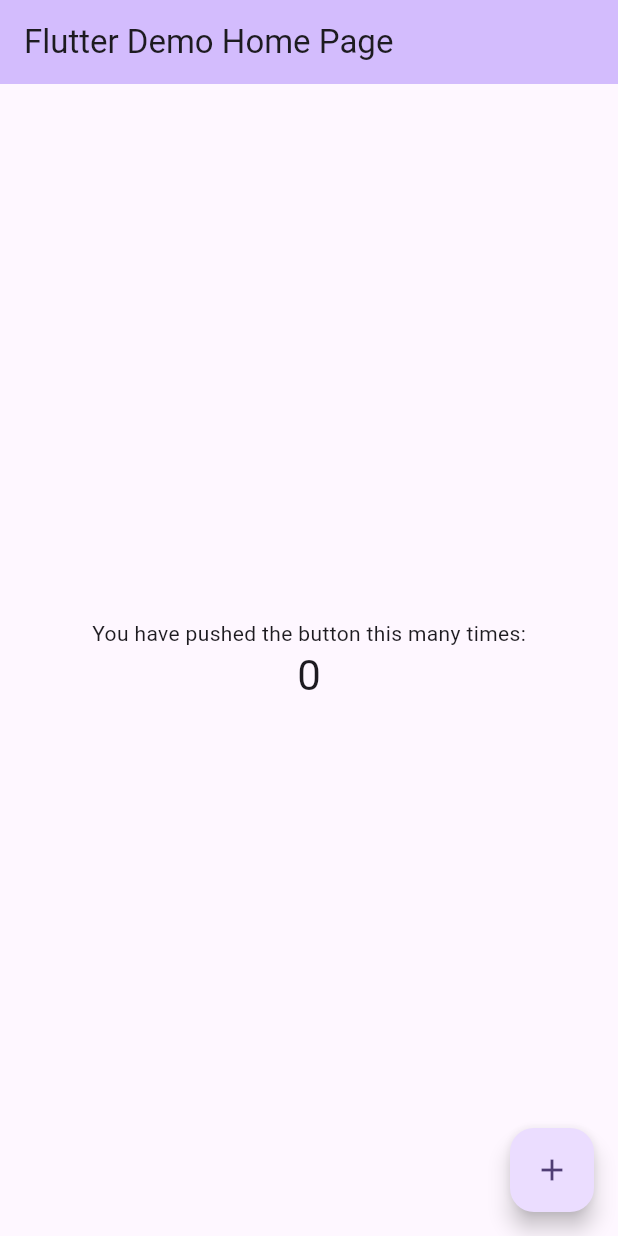
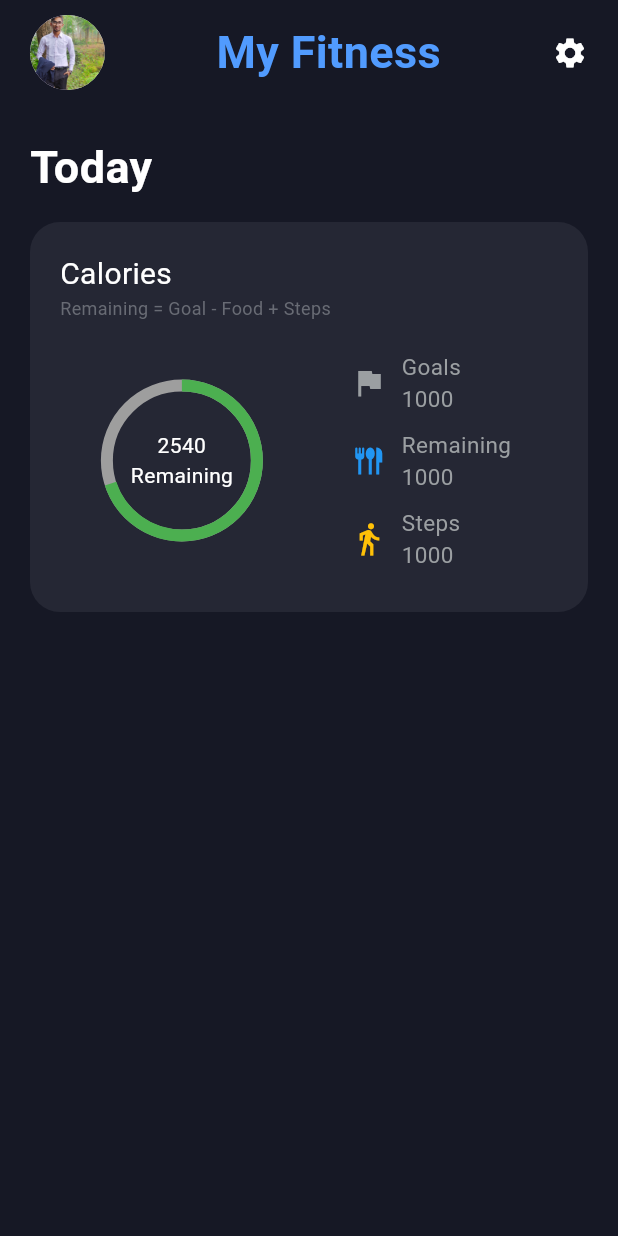
Before and after one commit to armanurrashid/MyFitness_App, a Flutter app: the screen it shows after launch, on a phone screen of 412 x 824 dp. Run offline on Flutter 3.47's test engine with Material 3 defaults, Android fonts, the phone set to English and light mode, and no system bars.

Commit message:
Dashboard summary card, appbar

```diff
--- /dev/null
+++ b/lib/colorList/colorList.dart
@@ -0,0 +1,17 @@
+import 'dart:ui';
+
+final Color blackBackground = Color(0xFF161825);
+final Color appTitle = Color(0xFF519BFE);
+final Color cardColor = Color(0xFF252734);
+final Color subHeading = Color(0xFF686B74);
+final Color iconColor = Color(0xFF9B9FA2);
+
+final Color background = Color(0xFFfafafc);
+final Color menu1Color = Color(0xFFf9d263);
+final Color menu2Color = Color(0xFFf2603d);
+final Color tabVarViewColor = Color(0xFFfdfdfd);
+final Color starColor = Color(0xFFfdc746);
+final Color subTitleText = Color(0xFFc5c4ca);
+final Color loveColor = Color(0xFFfdc746);
+final Color audioBlueBackground = Color(0xFFeeeffa);
+final Color audioGreyBackground = Color(0xFFf2f2f2);
--- a/lib/main.dart
+++ b/lib/main.dart
@@ -1,4 +1,5 @@
 import 'package:flutter/material.dart';
+import 'package:my_fitness/views/dashboard.dart';
 
 void main() {
   runApp(const MyApp());
@@ -12,114 +13,8 @@ class MyApp extends StatelessWidget {
   Widget build(BuildContext context) {
     return MaterialApp(
       title: 'Flutter Demo',
-      theme: ThemeData(
-        // This is the theme of your application.
-        //
-        // TRY THIS: Try running your application with "flutter run". You'll see
-        // the application has a purple toolbar. Then, without quitting the app,
-        // try changing the seedColor in the colorScheme below to Colors.green
-        // and then invoke "hot reload" (save your changes or press the "hot
-        // reload" button in a Flutter-supported IDE, or press "r" if you used
-        // the command line to start the app).
-        //
-        // Notice that the counter didn't reset back to zero; the application
-        // state is not lost during the reload. To reset the state, use hot
-        // restart instead.
-        //
-        // This works for code too, not just values: Most code changes can be
-        // tested with just a hot reload.
-        colorScheme: ColorScheme.fromSeed(seedColor: Colors.deepPurple),
-        useMaterial3: true,
-      ),
-      home: const MyHomePage(title: 'Flutter Demo Home Page'),
+      debugShowCheckedModeBanner: false,
+      home: const DashboardScreen(),
     );
   }
 }
-
-class MyHomePage extends StatefulWidget {
-  const MyHomePage({super.key, required this.title});
-
-  // This widget is the home page of your application. It is stateful, meaning
-  // that it has a State object (defined below) that contains fields that affect
-  // how it looks.
-
-  // This class is the configuration for the state. It holds the values (in this
-  // case the title) provided by the parent (in this case the App widget) and
-  // used by the build method of the State. Fields in a Widget subclass are
-  // always marked "final".
-
-  final String title;
-
-  @override
-  State<MyHomePage> createState() => _MyHomePageState();
-}
-
-class _MyHomePageState extends State<MyHomePage> {
-  int _counter = 0;
-
-  void _incrementCounter() {
-    setState(() {
-      // This call to setState tells the Flutter framework that something has
-      // changed in this State, which causes it to rerun the build method below
-      // so that the display can reflect the updated values. If we changed
-      // _counter without calling setState(), then the build method would not be
-      // called again, and so nothing would appear to happen.
-      _counter++;
-    });
-  }
-
-  @override
-  Widget build(BuildContext context) {
-    // This method is rerun every time setState is called, for instance as done
-    // by the _incrementCounter method above.
-    //
-    // The Flutter framework has been optimized to make rerunning build methods
-    // fast, so that you can just rebuild anything that needs updating rather
-    // than having to individually change instances of widgets.
-    return Scaffold(
-      appBar: AppBar(
-        // TRY THIS: Try changing the color here to a specific color (to
-        // Colors.amber, perhaps?) and trigger a hot reload to see the AppBar
-        // change color while the other colors stay the same.
-        backgroundColor: Theme.of(context).colorScheme.inversePrimary,
-        // Here we take the value from the MyHomePage object that was created by
-        // the App.build method, and use it to set our appbar title.
-        title: Text(widget.title),
-      ),
-      body: Center(
-        // Center is a layout widget. It takes a single child and positions it
-        // in the middle of the parent.
-        child: Column(
-          // Column is also a layout widget. It takes a list of children and
-          // arranges them vertically. By default, it sizes itself to fit its
-          // children horizontally, and tries to be as tall as its parent.
-          //
-          // Column has various properties to control how it sizes itself and
-          // how it positions its children. Here we use mainAxisAlignment to
-          // center the children vertically; the main axis here is the vertical
-          // axis because Columns are vertical (the cross axis would be
-          // horizontal).
-          //
-          // TRY THIS: Invoke "debug painting" (choose the "Toggle Debug Paint"
-          // action in the IDE, or press "p" in the console), to see the
-          // wireframe for each widget.
-          mainAxisAlignment: MainAxisAlignment.center,
-          children: <Widget>[
-            const Text(
-              'You have pushed the button this many times:',
-            ),
-            Text(
-              '$_counter',
-              style: Theme.of(context).textTheme.headlineMedium,
-            ),
-          ],
-        ),
-      ),
-      floatingActionButton: FloatingActionButton(
-        onPressed: _incrementCounter,
-        tooltip: 'Increment',
-        child: const Icon(Icons.add),
-      ), // This trailing comma makes auto-formatting nicer for build methods.
-    );
-  }
-}
--- /dev/null
+++ b/lib/views/dashboard.dart
@@ -0,0 +1,209 @@
+import 'package:flutter/material.dart';
+import 'package:my_fitness/colorList/colorList.dart' as app_colors;
+
+class DashboardScreen extends StatefulWidget {
+  const DashboardScreen({super.key});
+
+  @override
+  State<DashboardScreen> createState() => _DashboardScreenState();
+}
+
+class _DashboardScreenState extends State<DashboardScreen> {
+  @override
+  Widget build(BuildContext context) {
+    var screenWidth = MediaQuery.of(context).size.width;
+    return Scaffold(
+      backgroundColor: app_colors.blackBackground,
+      body: SafeArea(
+          child: Column(
+        children: [
+          Container(
+            margin: EdgeInsets.only(left: 20, right: 20, top: 10),
+            child: Row(
+              mainAxisAlignment: MainAxisAlignment.spaceBetween,
+              children: [
+                CircleAvatar(
+                  radius: 25,
+                  backgroundImage: AssetImage('assets/image/arman.jpg'),
+                ),
+                Text(
+                  "My Fitness",
+                  style: TextStyle(
+                      fontWeight: FontWeight.bold,
+                      fontSize: 30,
+                      color: app_colors.appTitle),
+                ),
+                Icon(
+                  Icons.settings,
+                  color: Colors.white,
+                )
+              ],
+            ),
+          ),
+          SizedBox(height: 10),
+          Row(
+            children: [
+              Container(
+                margin: const EdgeInsets.only(left: 20, top: 20),
+                child: Text(
+                  "Today",
+                  style: TextStyle(
+                      fontSize: 30,
+                      color: Colors.white,
+                      fontWeight: FontWeight.bold),
+                ),
+              )
+            ],
+          ),
+          SizedBox(height: 15),
+          Row(
+            children: [
+              Expanded(
+                child: Container(
+                  margin: const EdgeInsets.symmetric(horizontal: 20),
+                  width: screenWidth,
+                  height: 260,
+                  decoration: BoxDecoration(
+                    color: app_colors.cardColor,
+                    borderRadius: BorderRadius.circular(20),
+                  ),
+                  child: Padding(
+                    padding: const EdgeInsets.all(20.0),
+                    child: Column(
+                      crossAxisAlignment: CrossAxisAlignment.start,
+                      children: [
+                        Text(
+                          "Calories",
+                          style: TextStyle(
+                            color: Colors.white,
+                            fontSize: 20,
+                          ),
+                        ),
+                        Text(
+                          "Remaining = Goal - Food + Steps",
+                          style: TextStyle(
+                            color: app_colors.subHeading,
+                            fontSize: 12,
+                          ),
+                        ),
+                        SizedBox(
+                          height: 20,
+                        ),
+                        Row(
+                          mainAxisAlignment: MainAxisAlignment.spaceAround,
+                          children: [
+                            Center(
+                              child: Column(
+                                children: [
+                                  Stack(
+                                      alignment: Alignment.center,
+                                      children: [
+                                    SizedBox(
+                                      height: 100,
+                                      width: 100,
+                                      child: CircularProgressIndicator(
+                                        value: 0.7, // Progress as a fraction of the total (70%)
+                                        backgroundColor: Colors.grey,
+                                        valueColor: AlwaysStoppedAnimation<Color>(Colors.green),
+                                        strokeWidth: 8,
+                                      ),
+                                    ),
+                                    Text(
+                                      "2540\nRemaining",
+                                      textAlign: TextAlign.center,
+                                      style: TextStyle(
+                                        fontSize: 14,
+                                        color: Colors.white,
+                                      ),
+                                    ),
+                                  ]),
+                                ],
+                              ),
+                            ),
+                            Column(
+                              crossAxisAlignment: CrossAxisAlignment
+                                  .start, // Optional: aligns rows left
+                              children: [
+                                Row(
+                                  children: [
+                                    Icon(Icons.flag,
+                                        color: app_colors.iconColor),
+                                    SizedBox(width: 10),
+                                    Column(
+                                      crossAxisAlignment:
+                                          CrossAxisAlignment.start,
+                                      children: [
+                                        Text("Goals",
+                                            style: TextStyle(
+                                                color: app_colors.iconColor,
+                                                fontSize: 15)),
+                                        Text("1000",
+                                            style: TextStyle(
+                                                color: app_colors.iconColor,
+                                                fontSize: 15)),
+                                      ],
+                                    ),
+                                  ],
+                                ),
+                                SizedBox(height: 10), // spacing between rows
+
+                                Row(
+                                  children: [
+                                    Icon(Icons.flatware,
+                                        color: Colors.blue),
+                                    SizedBox(width: 10),
+                                    Column(
+                                      crossAxisAlignment:
+                                          CrossAxisAlignment.start,
+                                      children: [
+                                        Text("Remaining",
+                                            style: TextStyle(
+                                                color: app_colors.iconColor,
+                                                fontSize: 15)),
+                                        Text("1000",
+                                            style: TextStyle(
+                                                color: app_colors.iconColor,
+                                                fontSize: 15)),
+                                      ],
+                                    ),
+                                  ],
+                                ),
+                                SizedBox(height: 10),
+
+                                Row(
+                                  children: [
+                                    Icon(Icons.directions_walk,
+                                        color: Colors.amber),
+                                    SizedBox(width: 10),
+                                    Column(
+                                      crossAxisAlignment:
+                                          CrossAxisAlignment.start,
+                                      children: [
+                                        Text("Steps",
+                                            style: TextStyle(
+                                                color: app_colors.iconColor,
+                                                fontSize: 15)),
+                                        Text("1000",
+                                            style: TextStyle(
+                                                color: app_colors.iconColor,
+                                                fontSize: 15)),
+                                      ],
+                                    ),
+                                  ],
+                                ),
+                              ],
+                            )
+                          ],
+                        )
+                      ],
+                    ),
+                  ),
+                ),
+              )
+            ],
+          )
+        ],
+      )),
+    );
+  }
+}
```
Also changed, not shown: pubspec.yaml (+6 -2 lines), assets/image/arman.jpg (added), fonts/Samantha.ttf (added).
